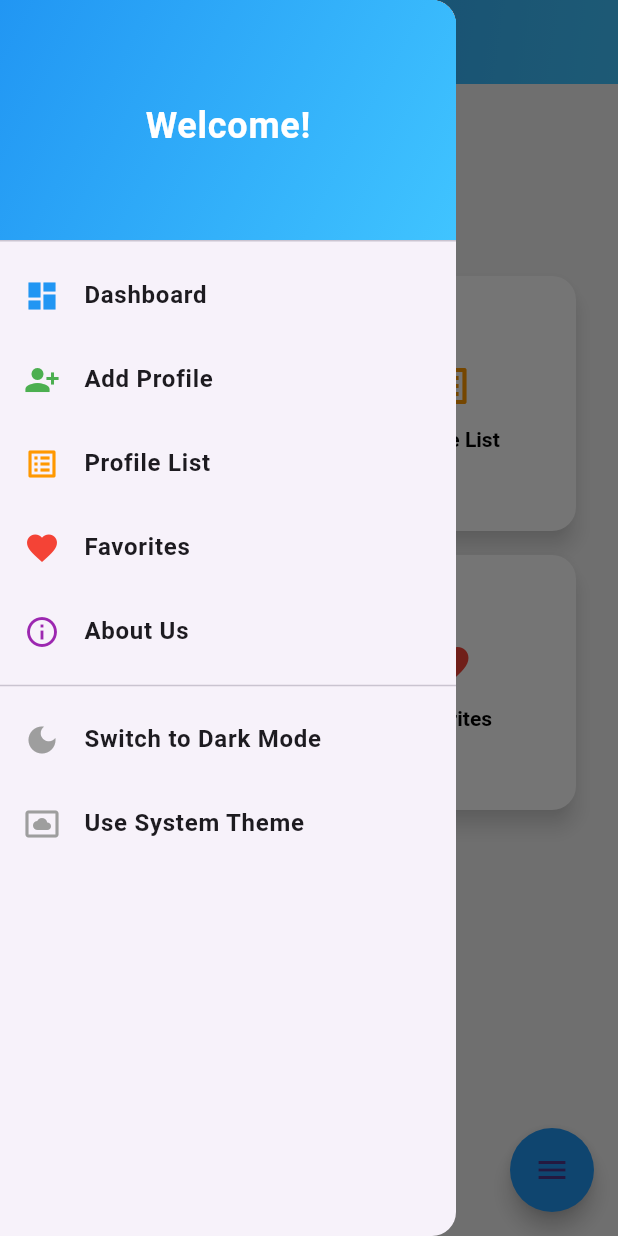
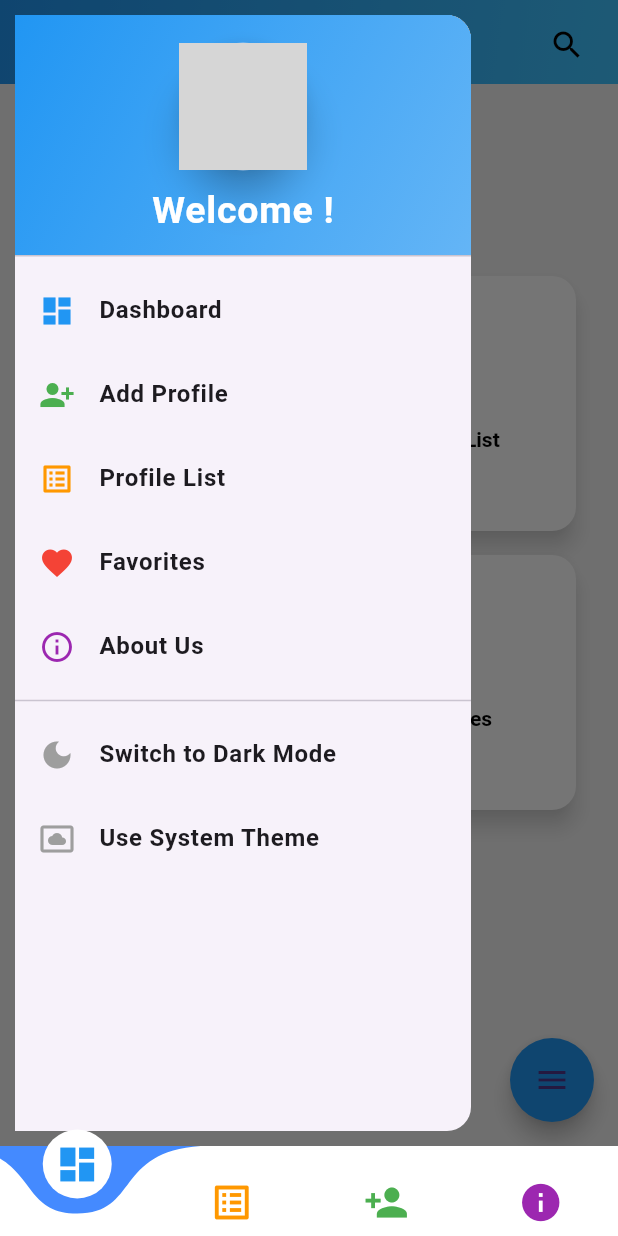
Before and after one commit to jaypatel342005/Matrimony-Flutter-App, a Flutter app: the screen it shows after launch, with the side drawer open, on a phone screen of 412 x 824 dp. Run offline on Flutter 3.47's test engine with Material 3 defaults, Android fonts, the phone set to English and light mode, and no system bars; drawn by our look-alikes of curved_navigation_bar, flutter_speed_dial; Roboto replaces fonts that are missing (Poppins); grey boxes are pictures that could not be loaded.

Commit message:
Flutter App 2

```diff
--- a/lib/Dashboard_Screen.dart
+++ b/lib/Dashboard_Screen.dart
@@ -32,10 +32,24 @@ class _Dashboard_ScreenState extends State<Dashboard_Screen> {
           ),
         ),
         centerTitle: true,
+        actions: [
+          Padding(
+            padding: const EdgeInsets.all(10.0),
+            child: IconButton(
+              icon: const Icon(Icons.search),
+              onPressed: () {
+                // Add your search functionality here
+                print('Search button clicked!');
+              },
+            ),
+          ),
+        ],
       ),
       drawer: const CustomDrawer(), // Use the custom drawer
       body: SafeArea(
         minimum: const EdgeInsets.all(12.0),
+        child: SingleChildScrollView(
+          physics: const BouncingScrollPhysics(), // Add the bouncing effect
           child: Container(
             margin: const EdgeInsets.only(top: 100),
             padding: const EdgeInsets.all(16.0),
@@ -44,7 +58,7 @@ class _Dashboard_ScreenState extends State<Dashboard_Screen> {
               crossAxisSpacing: 16,
               mainAxisSpacing: 16,
               shrinkWrap: true,
-            physics: const NeverScrollableScrollPhysics(),
+              physics: const BouncingScrollPhysics(), // Add bouncing effect for GridView
               children: [
                 buildDashboardButton(
                   index: 0,
@@ -79,6 +93,7 @@ class _Dashboard_ScreenState extends State<Dashboard_Screen> {
                   onPressed: () => print('Favorites clicked!'),
                 ),
               ],
+            ),
           ),
         ),
       ),
--- /dev/null
+++ b/lib/MainScreen.dart
@@ -0,0 +1,21 @@
+import 'package:flutter/material.dart';
+import 'package:matrimony_flutter_app/bottom_nav_bar.dart';
+import 'package:matrimony_flutter_app/custom_app_bar.dart';
+
+class Mainscreen extends StatefulWidget {
+  const Mainscreen({super.key});
+
+  @override
+  State<Mainscreen> createState() => _MainscreenState();
+}
+
+class _MainscreenState extends State<Mainscreen> {
+  @override
+  Widget build(BuildContext context) {
+    return SafeArea(
+      child: Scaffold(
+        bottomNavigationBar: BottomNavigationBarWidget(),
+      ),
+    );
+  }
+}
--- a/lib/MyApp.dart
+++ b/lib/MyApp.dart
@@ -1,4 +1,5 @@
 import 'package:flutter/material.dart';
+import 'package:matrimony_flutter_app/MainScreen.dart';
 import 'package:matrimony_flutter_app/utils/theme/custom_themes/theme_notifier.dart';
 import 'package:matrimony_flutter_app/utils/theme/theme.dart';
 import 'package:provider/provider.dart';
@@ -23,7 +24,7 @@ class MyApp extends StatelessWidget {
       themeMode: themeNotifier.getThemeMode,
       theme: TAppTheme.lightTheme,
       darkTheme: TAppTheme.darkTheme,
-      home: const Dashboard_Screen(),
+      home: const Mainscreen(),
       debugShowCheckedModeBanner: false,
     );
   }
--- /dev/null
+++ b/lib/bottom_nav_bar.dart
@@ -0,0 +1,107 @@
+import 'package:flutter/material.dart';
+import 'package:curved_navigation_bar/curved_navigation_bar.dart';
+import 'Dashboard_Screen.dart';
+
+class BottomNavigationBarWidget extends StatefulWidget {
+  const BottomNavigationBarWidget({super.key});
+
+  @override
+  _BottomNavigationBarWidgetState createState() =>
+      _BottomNavigationBarWidgetState();
+}
+
+class _BottomNavigationBarWidgetState extends State<BottomNavigationBarWidget> {
+  int _currentIndex = 0;
+  late final PageController _pageController = PageController();
+  final List<Widget> _pages = [
+    Dashboard_Screen(),
+    _ProfileListScreen(),
+    _AddProfileScreen(),
+    _AboutUsScreen(),
+  ];
+
+  @override
+  void dispose() {
+    _pageController.dispose();
+    super.dispose();
+  }
+
+  @override
+  Widget build(BuildContext context) {
+    final isDarkTheme = Theme.of(context).brightness == Brightness.dark;
+    final bgColor = isDarkTheme ? Colors.grey[850] ?? Colors.grey : Colors.white;
+
+    return Scaffold(
+      body: PageView(
+        controller: _pageController,
+        onPageChanged: (index) => setState(() => _currentIndex = index),
+        children: _pages,
+      ),
+      bottomNavigationBar: CurvedNavigationBar(
+        index: _currentIndex,
+        height: 60.0,
+        items: [
+          _buildNavItem(Icons.dashboard, Colors.blue),
+          _buildNavItem(Icons.list_alt, Colors.orange),
+          _buildNavItem(Icons.person_add, Colors.green),
+          _buildNavItem(Icons.info, Colors.purple),
+        ],
+        color: bgColor,
+        buttonBackgroundColor: bgColor,
+        backgroundColor: isDarkTheme ? Colors.black54 : Colors.blueAccent,
+        animationCurve: Curves.easeInOut,
+        animationDuration: const Duration(milliseconds: 600),
+        onTap: (index) {
+          setState(() => _currentIndex = index);
+          _pageController.jumpToPage(index);
+        },
+      ),
+    );
+  }
+
+  Widget _buildNavItem(IconData icon, Color color) =>
+      Icon(icon, size: 30, color: color);
+}
+
+// Screen for Profile List
+class _ProfileListScreen extends StatelessWidget {
+  @override
+  Widget build(BuildContext context) {
+    final appBarColor = Theme.of(context).brightness == Brightness.dark
+        ? Colors.grey[850] ?? Colors.grey
+        : Colors.blue;
+
+    return Scaffold(
+      appBar: AppBar(
+        title: const Text('Matrimony Dashboard', style: TextStyle(fontWeight: FontWeight.bold)),
+        backgroundColor: appBarColor,
+        centerTitle: true,
+        actions: [
+          IconButton(
+            icon: const Icon(Icons.search),
+            onPressed: () => print('Search button clicked!'),
+          ),
+        ],
+      ),
+      body: const Center(
+        child: Text('Profile List', style: TextStyle(fontSize: 24, fontWeight: FontWeight.bold)),
+      ),
+    );
+  }
+}
+
+// Screen for Add Profile
+class _AddProfileScreen extends StatelessWidget {
+  @override
+  Widget build(BuildContext context) => const Center(
+    child: Text('Add Profile', style: TextStyle(fontSize: 24, fontWeight: FontWeight.bold)),
+  );
+}
+
+// Screen for About Us
+class _AboutUsScreen extends StatelessWidget {
+  @override
+  Widget build(BuildContext context) => const Center(
+    child: Text('About Us', style: TextStyle(fontSize: 24, fontWeight: FontWeight.bold)),
+  );
+}
--- a/lib/drawer_widget.dart
+++ b/lib/drawer_widget.dart
@@ -1,7 +1,6 @@
 import 'package:flutter/material.dart';
 import 'package:matrimony_flutter_app/utils/theme/custom_themes/theme_notifier.dart';
 import 'package:provider/provider.dart';
-
 
 class CustomDrawer extends StatefulWidget {
   const CustomDrawer({Key? key}) : super(key: key);
@@ -13,44 +12,75 @@ class CustomDrawer extends StatefulWidget {
 class _CustomDrawerState extends State<CustomDrawer> {
   @override
   Widget build(BuildContext context) {
-
-
     final themeNotifier = Provider.of<ThemeNotifier>(context);
     ThemeMode themeMode = themeNotifier.getThemeMode;
 
     // Determine if the system is currently using dark mode
-    final bool isSystemDarkMode = MediaQuery.of(context).platformBrightness == Brightness.dark;
+    final bool isSystemDarkMode =
+        MediaQuery.of(context).platformBrightness == Brightness.dark;
 
-    // Determine the current theme label
+    // Determine the current theme label and icon
     String toggleThemeLabel;
     IconData toggleThemeIcon;
     if (themeMode == ThemeMode.system) {
-      toggleThemeLabel = isSystemDarkMode ? 'Switch to Light Mode' : 'Switch to Dark Mode';
-      toggleThemeIcon = isSystemDarkMode ? Icons.light_mode : Icons.dark_mode;
+      toggleThemeLabel =
+      isSystemDarkMode ? 'Switch to Light Mode' : 'Switch to Dark Mode';
+      toggleThemeIcon =
+      isSystemDarkMode ? Icons.light_mode : Icons.dark_mode;
     } else {
-      toggleThemeLabel = themeMode == ThemeMode.dark ? 'Switch to Light Mode' : 'Switch to Dark Mode';
-      toggleThemeIcon = themeMode == ThemeMode.dark ? Icons.light_mode : Icons.dark_mode;
+      toggleThemeLabel = themeMode == ThemeMode.dark
+          ? 'Switch to Light Mode'
+          : 'Switch to Dark Mode';
+      toggleThemeIcon = themeMode == ThemeMode.dark
+          ? Icons.light_mode
+          : Icons.dark_mode;
     }
 
-    return Drawer(
-      child: Column(
-        children: [
+    return SafeArea(
+      minimum: const EdgeInsets.all(10),
+      bottom: true,
+      child: Drawer(
+        child: ListView(
+          children: <Widget>[
             DrawerHeader(
               decoration: const BoxDecoration(
                 gradient: LinearGradient(
-                colors: [Colors.blue, Colors.lightBlueAccent],
+                  colors: [
+                    Color(0xFF2196F3), // Blue shade
+                    Color(0xFF64B5F6), // Lighter blue shade
+                  ],
                   begin: Alignment.topLeft,
                   end: Alignment.bottomRight,
                 ),
               ),
-            child: const Center(
+              child: Container(
+                child: Column(
+                  mainAxisAlignment: MainAxisAlignment.center,
+                  children: [
+                    Material(
+                      borderRadius: BorderRadius.all(Radius.circular(50)),
+                      elevation: 10,
+                      child: Padding(
+                        padding: const EdgeInsets.all(0),
+                        child: Image.asset(
+                          'assets/images/profile_photo.png',
+                          height: 85,
+                          width: 85,
+                        ),
+                      ),
+                    ),
+                    const Padding(
+                      padding: EdgeInsets.only(top: 8),
                       child: Text(
-                'Welcome!',
+                        'Welcome !',
                         style: TextStyle(
-                  color: Colors.white,
-                  fontSize: 24,
+                          fontSize: 25,
                           fontWeight: FontWeight.bold,
+                          color: Colors.white, // Matches the header background
                         ),
+                      ),
+                    ),
+                  ],
                 ),
               ),
             ),
@@ -94,7 +124,8 @@ class _CustomDrawerState extends State<CustomDrawer> {
               leading: Icon(toggleThemeIcon, color: Colors.grey),
               title: Text(
                 toggleThemeLabel,
-              style: const TextStyle(fontSize: 16, fontWeight: FontWeight.w600),
+                style: const TextStyle(
+                    fontSize: 16, fontWeight: FontWeight.w600),
               ),
               onTap: () {
                 Navigator.pop(context); // Close the drawer
@@ -102,10 +133,12 @@ class _CustomDrawerState extends State<CustomDrawer> {
               },
             ),
             ListTile(
-            leading: const Icon(Icons.settings_system_daydream, color: Colors.grey),
+              leading: const Icon(Icons.settings_system_daydream,
+                  color: Colors.grey),
               title: const Text(
                 'Use System Theme',
-              style: TextStyle(fontSize: 16, fontWeight: FontWeight.w600),
+                style: TextStyle(
+                    fontSize: 16, fontWeight: FontWeight.w600),
               ),
               onTap: () {
                 Navigator.pop(context); // Close the drawer
@@ -114,14 +147,17 @@ class _CustomDrawerState extends State<CustomDrawer> {
             ),
           ],
         ),
+      ),
     );
   }
 
-  Widget buildDrawerItem(BuildContext context,
-      {required IconData icon,
+  Widget buildDrawerItem(
+      BuildContext context, {
+        required IconData icon,
         required String label,
         required Color color,
-        required VoidCallback onTap}) {
+        required VoidCallback onTap,
+      }) {
     return InkWell(
       onTap: () {
         Navigator.pop(context);
@@ -133,7 +169,8 @@ class _CustomDrawerState extends State<CustomDrawer> {
         leading: Icon(icon, color: color),
         title: Text(
           label,
-          style: TextStyle(fontSize: 16, fontWeight: FontWeight.w600),
+          style: const TextStyle(
+              fontSize: 16, fontWeight: FontWeight.w600),
         ),
       ),
     );
--- a/lib/main.dart
+++ b/lib/main.dart
@@ -2,7 +2,7 @@ import 'package:flutter/material.dart';
 import 'package:matrimony_flutter_app/utils/theme/custom_themes/theme_notifier.dart';
 import 'package:provider/provider.dart';
 import 'MyApp.dart';
- // Make sure to import your MyApp widget here
+// Make sure to import your MyApp widget here
 
 void main() {
   runApp(
--- a/pubspec.yaml
+++ b/pubspec.yaml
@@ -40,6 +40,8 @@ dependencies:
 dev_dependencies:
   flutter_test:
     sdk: flutter
+  curved_navigation_bar: ^1.0.6
+  provider: ^6.0.0
 
   # The "flutter_lints" package below contains a set of recommended lints to
   # encourage good coding practices. The lint set provided by the package is
@@ -53,6 +55,9 @@ dev_dependencies:
 
 # The following section is specific to Flutter packages.
 flutter:
+  assets:
+    - assets/images/profile_photo.png
+
 
   # The following line ensures that the Material Icons font is
   # included with your application, so that you can use the icons in
```
Also changed, not shown: lib/custom_app_bar.dart (added, +42 -0 lines), pubspec.lock, 1 other file. Lines whose indentation alone changed are shown as unchanged.
